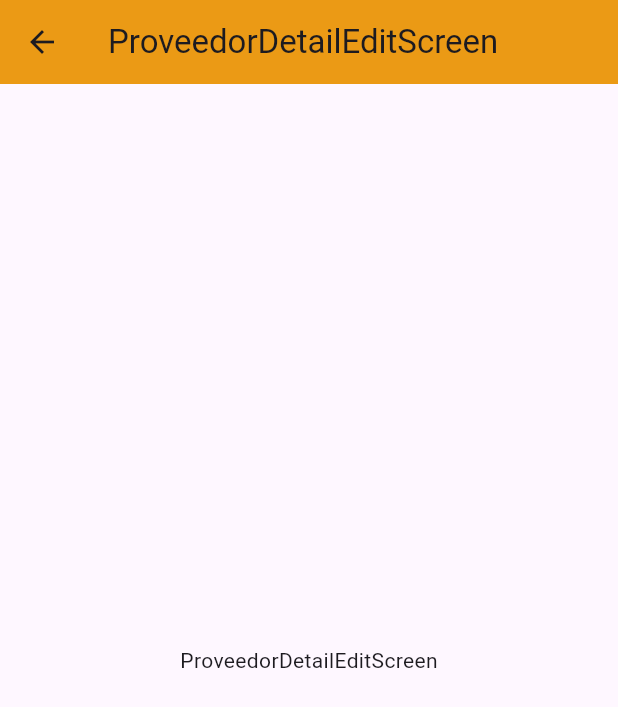
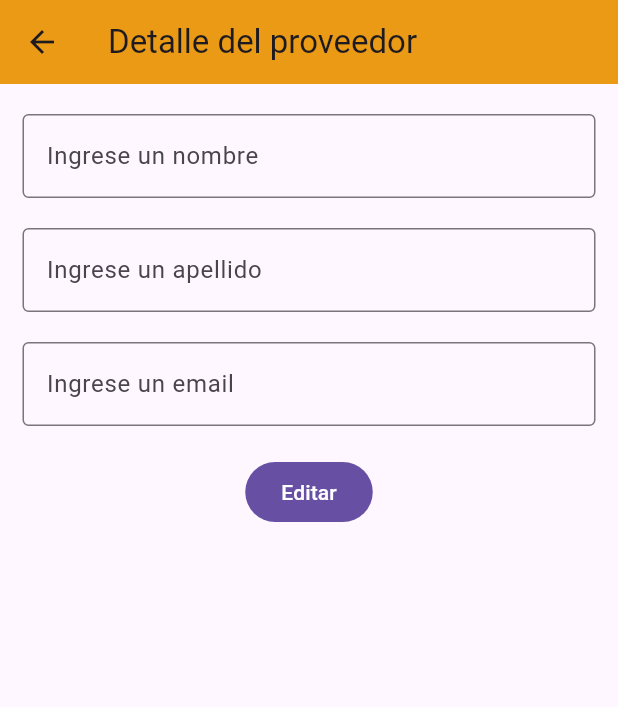
Before and after one commit to asanchez1415/crud-flutter, a Flutter app: the ProveedorDetailEditScreen screen opened by its route, on a phone screen of 412 x 824 dp. Shown: the top 707 px of the screen. Run offline on Flutter 3.47's test engine with Material 3 defaults, Android fonts, the phone set to English and light mode, and no system bars; Roboto replaces fonts that are missing (Releway).

Commit message:
Some changes

```diff
--- a/lib/screen/proveedores/proveedor_detail_edit_screen.dart
+++ b/lib/screen/proveedores/proveedor_detail_edit_screen.dart
@@ -1,15 +1,49 @@
+import 'package:crud_flutter/widgets/proveedores/proveedores_form_widget.dart';
 import 'package:flutter/material.dart';
 
-class ProveedorDetailEditScreen extends StatelessWidget {
+class ProveedorDetailEditScreen extends StatefulWidget {
   const ProveedorDetailEditScreen({super.key});
+
+  @override
+  State<ProveedorDetailEditScreen> createState() =>
+      _ProveedorDetailEditScreenState();
+}
+
+class _ProveedorDetailEditScreenState extends State<ProveedorDetailEditScreen> {
+  @override
+  // ignore: must_call_super
+  initState() {
+    // ignore: avoid_print
+    print("initState Called");
+  }
+
   @override
   Widget build(BuildContext context) {
+    final arguments = (ModalRoute.of(context)?.settings.arguments ??
+        <String, dynamic>{}) as Map;
+
+    TextEditingController controllerName =
+        TextEditingController(text: arguments['provider_name']);
+    TextEditingController controllerLastName =
+        TextEditingController(text: arguments['provider_last_name']);
+    TextEditingController controllerMail =
+        TextEditingController(text: arguments['provider_mail']);
+
     return Scaffold(
       appBar: AppBar(
-        title: const Text('ProveedorDetailEditScreen'),
+        title: const Text('Detalle del proveedor'),
       ),
-      body: const Center(
-        child: Text('ProveedorDetailEditScreen'),
+      body: Padding(
+        padding: const EdgeInsets.only(top: 20, left: 15, right: 15),
+        child: Column(
+          children: [
+            ProveedoresFormWidget(
+              controllerName: controllerName,
+              controllerLastName: controllerLastName,
+              controllerMail: controllerMail,
+            )
+          ],
+        ),
       ),
     );
   }
--- a/lib/screen/proveedores/proveedores_screen.dart
+++ b/lib/screen/proveedores/proveedores_screen.dart
@@ -1,3 +1,5 @@
+import 'dart:convert';
+
 import 'package:crud_flutter/models/proveedor.dart';
 import 'package:crud_flutter/services/get_service.dart';
 import 'package:flutter/material.dart';
@@ -40,9 +42,9 @@ class _ProveedoresScreenState extends State<ProveedoresScreen> {
                   title: Text(proveedores[index].providerName),
                   trailing: const Icon(Icons.arrow_forward_ios),
                   onTap: () {
-                    // final nombre = productos[index];
-                    Navigator.pushNamed(context, 'detail',
-                        arguments: {'nombre': 'nombre'});
+                    Object proveedor = proveedores[index].toJson();
+                    Navigator.pushNamed(context, 'proveedor-detail-edit',
+                        arguments: proveedor);
                   },
                 ),
                 separatorBuilder: (_, __) => const Divider(),
--- /dev/null
+++ b/lib/widgets/proveedores/proveedores_form_widget.dart
@@ -0,0 +1,65 @@
+import 'package:flutter/material.dart';
+
+class ProveedoresFormWidget extends StatelessWidget {
+  TextEditingController controllerName, controllerLastName, controllerMail;
+
+  ProveedoresFormWidget(
+      {super.key,
+      required this.controllerLastName,
+      required this.controllerName,
+      required this.controllerMail});
+
+  @override
+  Widget build(BuildContext context) {
+    return Column(
+      children: [
+        TextFormField(
+          // readOnly: true,
+          controller: controllerName,
+          decoration: const InputDecoration(
+            border: OutlineInputBorder(),
+            labelText: "Ingrese un nombre",
+          ),
+          onChanged: (val) {
+            controllerName.text = val;
+          },
+        ),
+        const SizedBox(
+          height: 20,
+        ),
+        TextFormField(
+          controller: controllerLastName,
+          decoration: const InputDecoration(
+            border: OutlineInputBorder(),
+            labelText: "Ingrese un apellido",
+          ),
+          onChanged: (val) {
+            controllerLastName.text = val;
+          },
+        ),
+        const SizedBox(
+          height: 20,
+        ),
+        TextFormField(
+          controller: controllerMail,
+          decoration: const InputDecoration(
+            border: OutlineInputBorder(),
+            labelText: "Ingrese un email",
+          ),
+          onChanged: (val) {
+            controllerMail.text = val;
+          },
+        ),
+        const SizedBox(
+          height: 20,
+        ),
+        FilledButton(
+          onPressed: () {
+            // print(controllerName.text);
+          },
+          child: Text('Editar'),
+        ),
+      ],
+    );
+  }
+}
```
